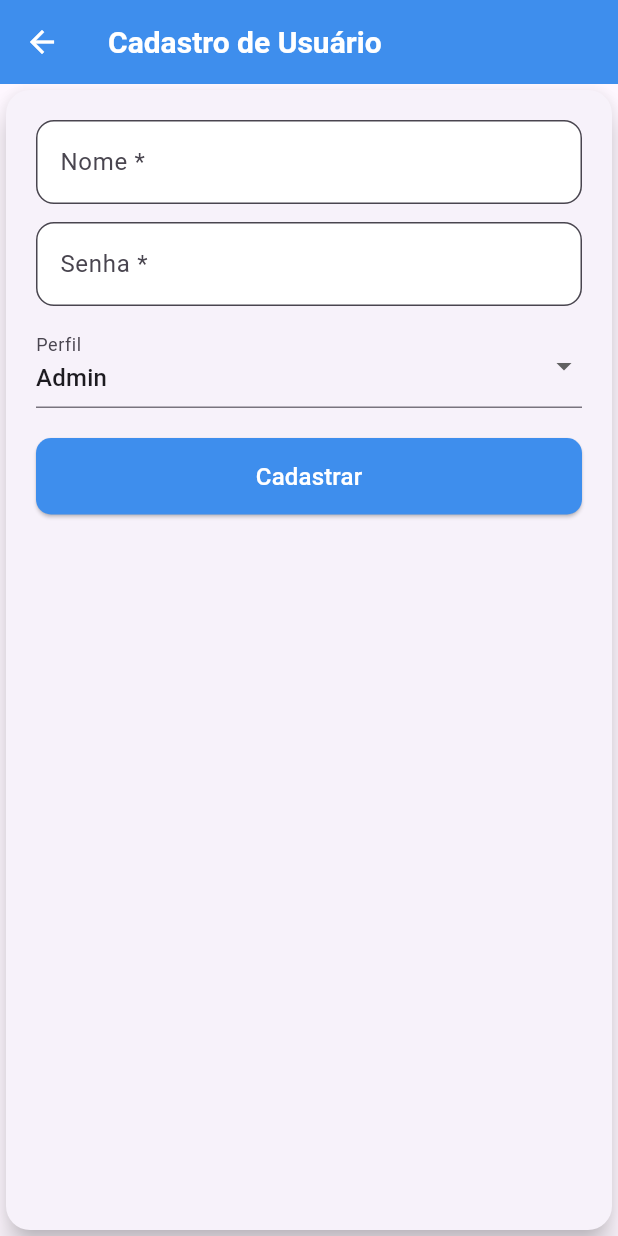
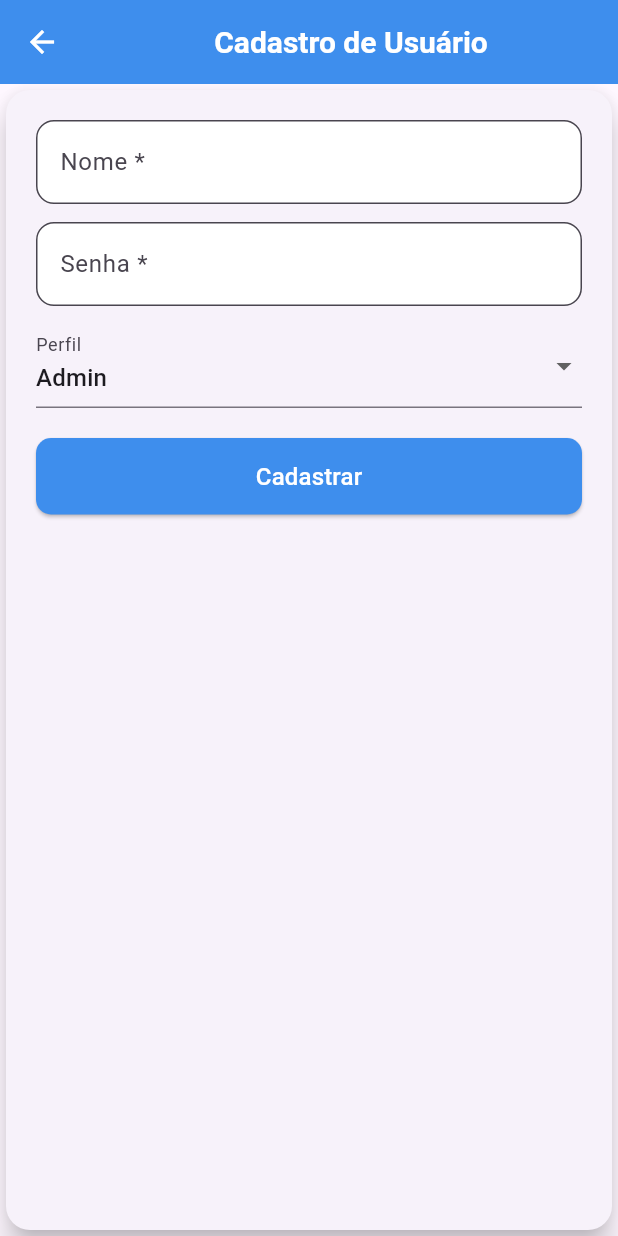
Before and after one commit to NataDias04/AppVendas, a Flutter app: the TelaUsuario screen opened by its route, on a phone screen of 412 x 824 dp. Run offline on Flutter 3.47's test engine with Material 3 defaults, Android fonts, the phone set to English and light mode, and no system bars; accounts and stored records are empty.

Commit message:
css- atualizados

```diff
--- a/lib/telas/usuario/tela_usuario.dart
+++ b/lib/telas/usuario/tela_usuario.dart
@@ -91,9 +91,18 @@ class _TelaUsuarioState extends State<TelaUsuario> {
           },
           color: Colors.white,  // Cor do ícone "Voltar"
         ),
-        title: Text(
-          _modoEdicao ? 'Editar Usuário' : 'Cadastro de Usuário',
-          style: const TextStyle(fontSize: 20, fontWeight: FontWeight.bold, color: Colors.white),  // Cor do título
+        title: Row(
+          mainAxisAlignment: MainAxisAlignment.center,  // Centraliza o título
+          children: [
+            Text(
+              _modoEdicao ? 'Editar Usuário' : 'Cadastro de Usuário',
+              style: const TextStyle(
+                fontSize: 20,
+                fontWeight: FontWeight.bold,
+                color: Colors.white,  // Cor do título
+              ),
+            ),
+          ],
         ),
         backgroundColor: const Color(0xFF3E8EED),
       ),
```
Also changed, not shown: lib/telas/cliente/tela_cliente.dart (+6 -1 lines), lib/telas/home/tela_home.dart (+8 -3 lines), lib/telas/login/tela_login.dart (+8 -3 lines), lib/telas/produto/tela_produto.dart (+6 -1 lines).
